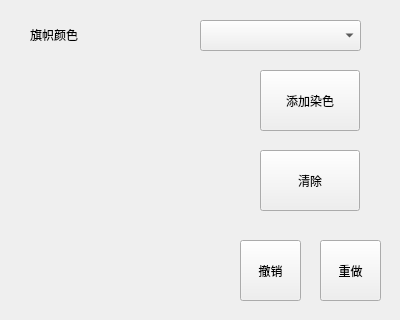
Qt form SingleBannerDesigner.ui (345ljh/MinecraftBannerDesigner) before a commit; both pictures show x 0 to 400 and y 0 to 320 of the 400 by 900 pixel window.
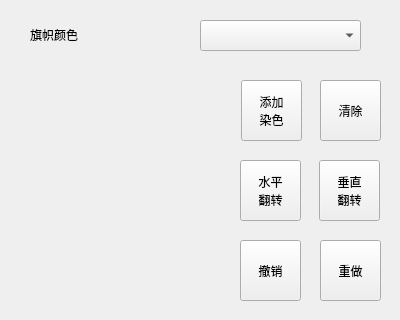
The same form after that commit.

Patch:
```diff
--- a/SingleBannerDesigner.ui
+++ b/SingleBannerDesigner.ui
@@ -125,22 +125,23 @@
   <widget class="QPushButton" name="AddButton">
    <property name="geometry">
     <rect>
-     <x>260</x>
-     <y>70</y>
-     <width>100</width>
+     <x>241</x>
+     <y>80</y>
+     <width>61</width>
      <height>61</height>
     </rect>
    </property>
    <property name="text">
-    <string>添加染色</string>
+    <string>添加
+染色</string>
    </property>
   </widget>
   <widget class="QPushButton" name="ClearButton">
    <property name="geometry">
     <rect>
-     <x>260</x>
-     <y>150</y>
-     <width>100</width>
+     <x>320</x>
+     <y>80</y>
+     <width>61</width>
      <height>61</height>
     </rect>
    </property>
@@ -174,6 +175,34 @@
     <string>粘贴</string>
    </property>
   </widget>
+  <widget class="QPushButton" name="HorizonalFlipButton">
+   <property name="geometry">
+    <rect>
+     <x>240</x>
+     <y>160</y>
+     <width>61</width>
+     <height>61</height>
+    </rect>
+   </property>
+   <property name="text">
+    <string>水平
+翻转</string>
+   </property>
+  </widget>
+  <widget class="QPushButton" name="VerticalFlipButton">
+   <property name="geometry">
+    <rect>
+     <x>319</x>
+     <y>160</y>
+     <width>61</width>
+     <height>61</height>
+    </rect>
+   </property>
+   <property name="text">
+    <string>垂直
+翻转</string>
+   </property>
+  </widget>
  </widget>
  <resources/>
  <connections/>
```
